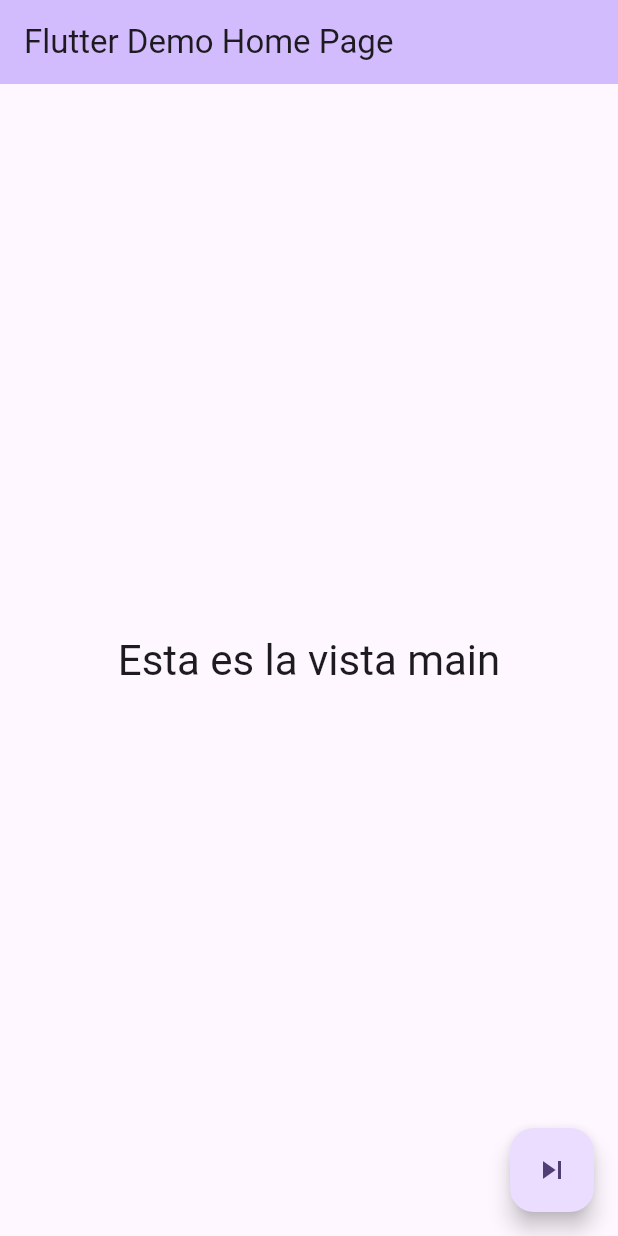
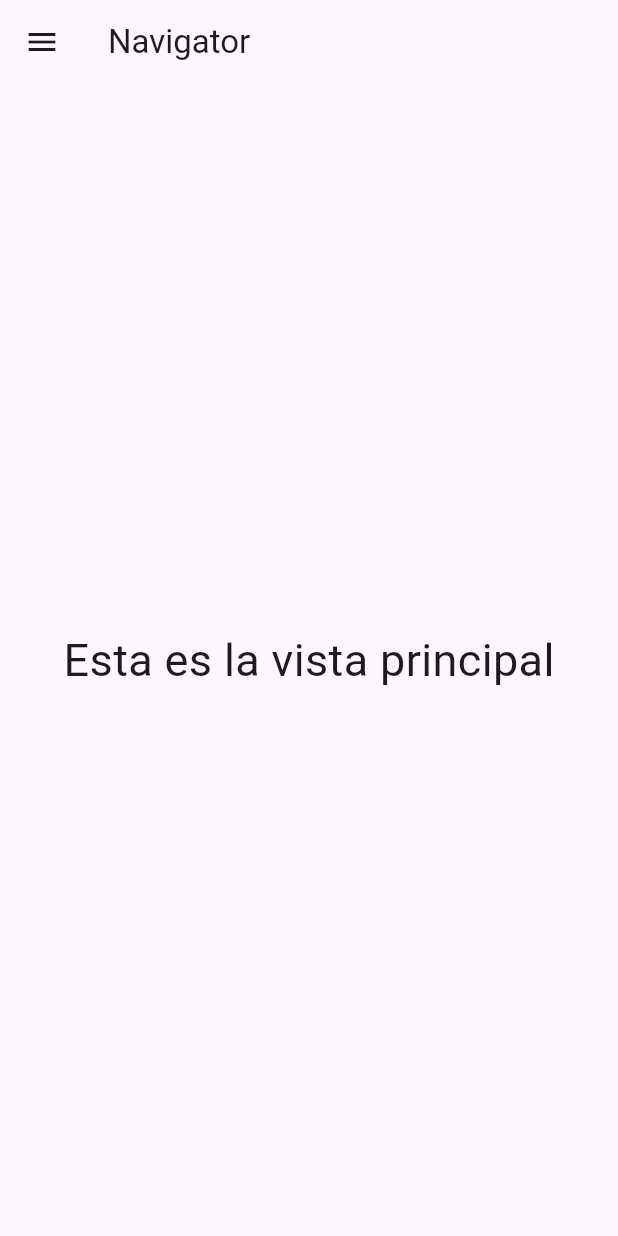
Before and after one commit to Luislopezlc/NavigatorFlutter_Example, a Flutter app: the screen it shows after launch, on a phone screen of 412 x 824 dp. Run offline on Flutter 3.47's test engine with Material 3 defaults, Android fonts, the light colour scheme and no system bars.

Commit message:
add changes

```diff
--- a/lib/main.dart
+++ b/lib/main.dart
@@ -1,5 +1,6 @@
 import 'package:flutter/material.dart';
 import 'package:navegation_example/transfers.dart';
+import 'package:navegation_example/wallet.dart';
 
 void main() {
   runApp(const MyApp());
@@ -35,36 +36,37 @@ class MyHomePage extends StatefulWidget {
 }
 
 class _MyHomePageState extends State<MyHomePage> {
-
   @override
   Widget build(BuildContext context) {
-
-    return Scaffold(
+    return MaterialApp(
+      home: Scaffold(
         appBar: AppBar(
-        backgroundColor: Theme.of(context).colorScheme.inversePrimary,
-        title: Text(widget.title),
+          title: Text('Navigator'),
         ),
         body: Center(
-        child: Column(
-          mainAxisAlignment: MainAxisAlignment.center,
-          children: <Widget>[
-            Text(
-              "Esta es la vista main",
-              style: Theme.of(context).textTheme.headlineMedium,
+          child:  Text('Esta es la vista principal',style: TextStyle(fontSize: 30),),
+        ),
+        drawer: Drawer(
+          child: ListView(
+            children: [
+              ListTile(
+                title: Text('Mis movimientos'),
+                onTap: () {
+                   Navigator.pushNamed(context, '/transfers' );
+                },
+              ),
+              ListTile(
+                title: Text('Mi billetera'),
+                onTap: () {
+                 Navigator.push(
+                    context,
+                    MaterialPageRoute(builder: (context) => const Wallet()),
+                  );
+                },
               ),
             ],
           ),
         ),
-      floatingActionButton: FloatingActionButton(
-        onPressed: ()
-        {
-          Navigator.push(
-              context,
-              MaterialPageRoute(builder: (context) => const Transfers()),
-            );
-        },
-        tooltip: 'Tranferencias',
-        child: const Icon(Icons.skip_next),
       ),
     );
   }
--- a/lib/transfers.dart
+++ b/lib/transfers.dart
@@ -17,16 +17,7 @@ class Transfers extends StatelessWidget {
           },
           child: const Text('Regresar!'),
         ),
-      ),floatingActionButton: FloatingActionButton(
-        onPressed: ()
-        {
-          Navigator.push(context,
-              MaterialPageRoute(builder: (context) => const Wallet()),
-            );
-        },
-        tooltip: 'Wallet',
-        child: const Icon(Icons.skip_next),
-      ),
+      )
     );
   }
 }
--- a/lib/wallet.dart
+++ b/lib/wallet.dart
@@ -12,12 +12,11 @@ class Wallet extends StatelessWidget {
       body: Center(
         child: ElevatedButton(
           onPressed: () {
-            Navigator.pushNamed(context, '/transfers' );
+            Navigator.pop(context);
           },
           child: const Text('Regresar!'),
         ),
       ),
-
     );
   }
 }
```
Lines whose indentation alone changed are shown as unchanged.
